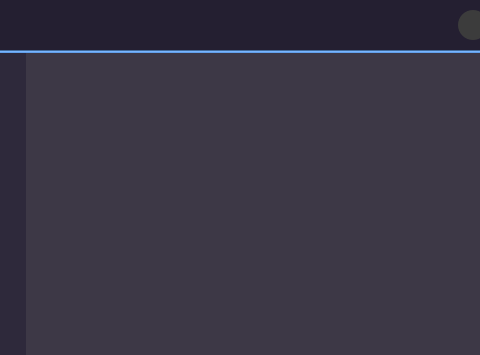
First picture: the form in mainwindow.ui, repository frknrnn/Qt_AppStore, before the edit; both pictures show x 224 to 704 and y 0 to 355 of the 800 by 600 pixel window.
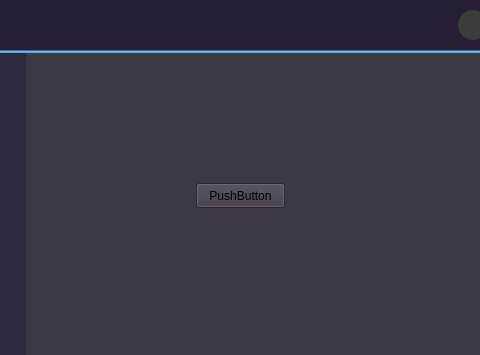
Second picture: the form after the edit. Icons and pictures are not drawn.

The edit to the form file:
```diff
--- a/mainwindow.ui
+++ b/mainwindow.ui
@@ -397,6 +397,19 @@
          <property name="frameShadow">
           <enum>QFrame::Raised</enum>
          </property>
+         <widget class="QPushButton" name="pushButton">
+          <property name="geometry">
+           <rect>
+            <x>170</x>
+            <y>130</y>
+            <width>89</width>
+            <height>25</height>
+           </rect>
+          </property>
+          <property name="text">
+           <string>PushButton</string>
+          </property>
+         </widget>
         </widget>
        </item>
       </layout>
```
